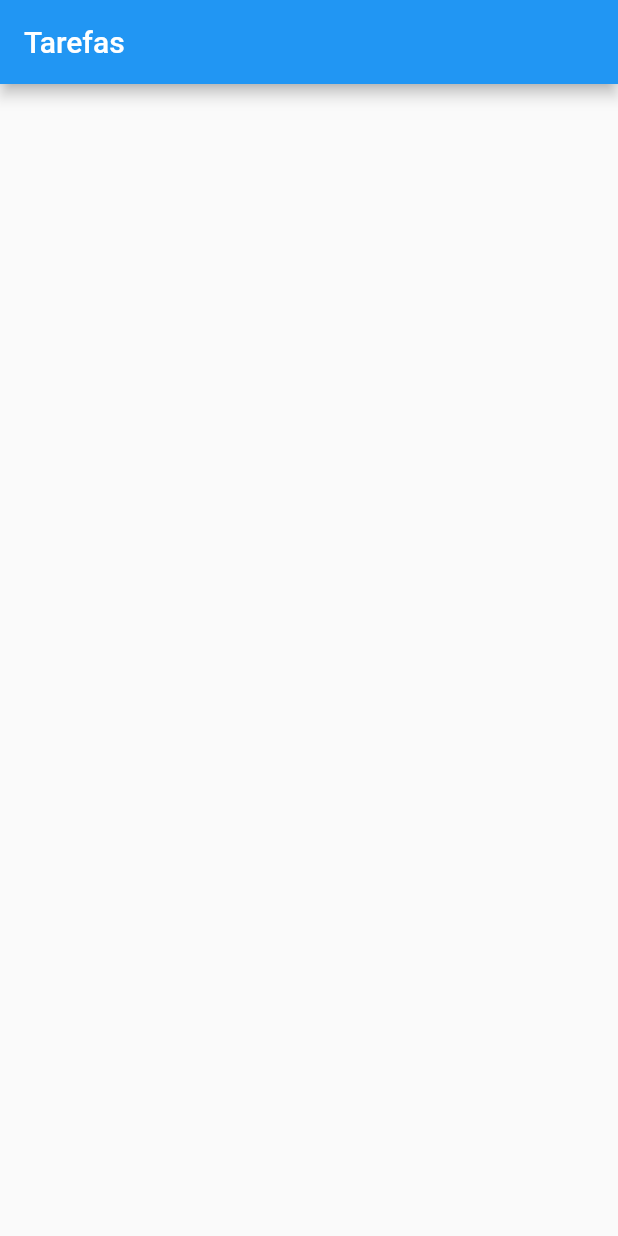
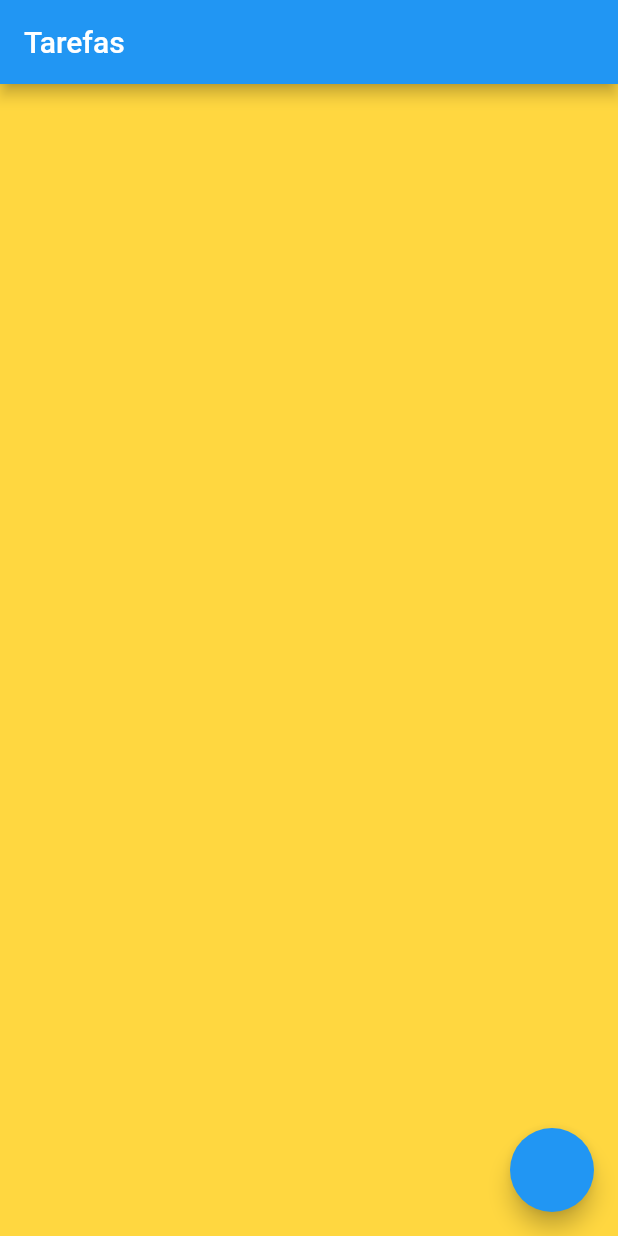
Before and after one commit to GabrielTrigueiro/task_manager, a Flutter app: the screen it shows after launch, on a phone screen of 412 x 824 dp. Run offline on Flutter 3.47's test engine with Material 2 defaults, Android fonts, the phone set to English and light mode, and no system bars.

Commit message:
estrutura basica com scafold

```diff
--- a/lib/main.dart
+++ b/lib/main.dart
@@ -19,6 +19,12 @@ class MyApp extends StatelessWidget {
         appBar: AppBar(
           title: Text('Tarefas'),
         ),
+        body: Container(
+          color: Colors.amberAccent,
+        ),
+        floatingActionButton: FloatingActionButton(
+          onPressed: () {},
+        ),
       ),
     );
   }
```
